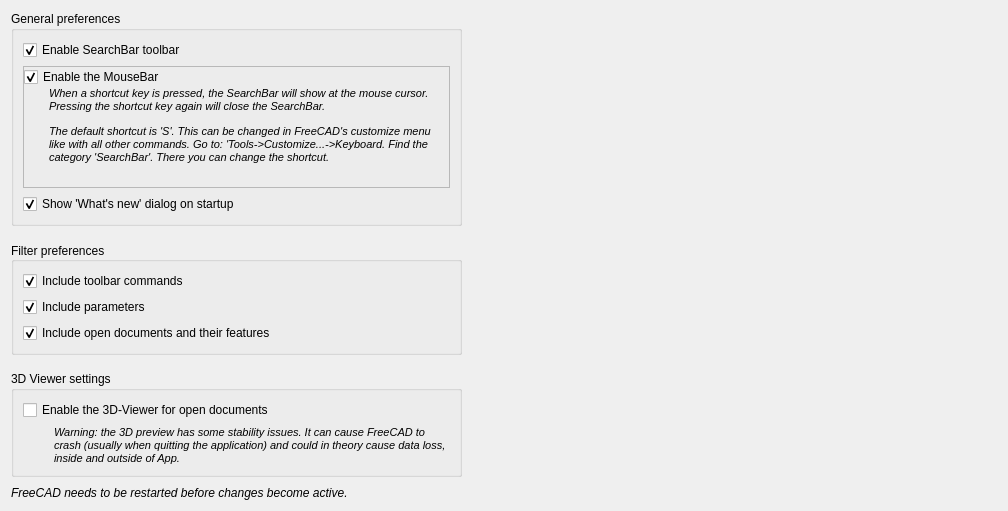
The window that Resources/ui/PreferencesUI_SearchBar.ui (APEbbers/SearchBar) describes before a commit, drawn with Qt 5.
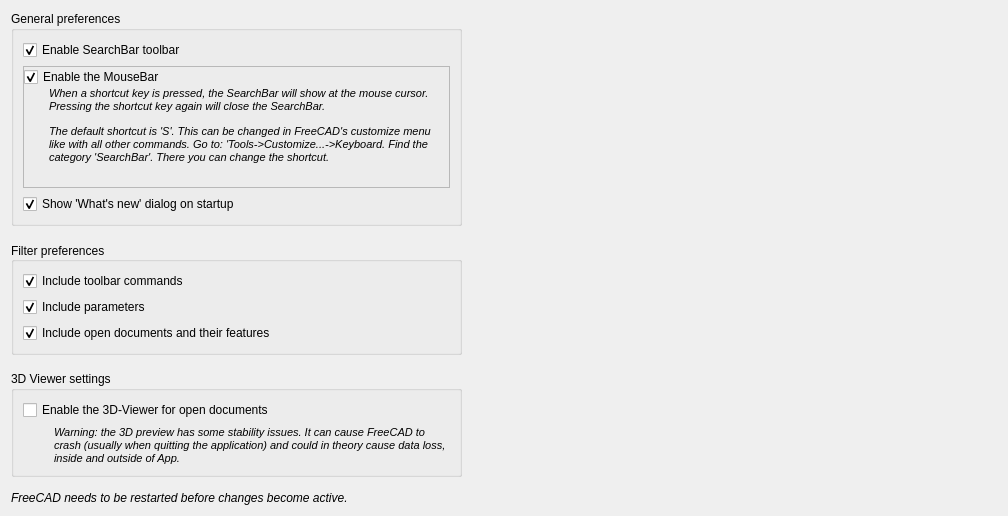
The same window after the commit. Icons and pictures are not drawn. Custom widgets are drawn as their Qt base class.

Commit message: Removed resources from preferences UI

What changed in the file:
```diff
--- a/Resources/ui/PreferencesUI_SearchBar.ui
+++ b/Resources/ui/PreferencesUI_SearchBar.ui
@@ -7,7 +7,7 @@
     <x>0</x>
     <y>0</y>
     <width>1008</width>
-    <height>511</height>
+    <height>516</height>
    </rect>
   </property>
   <property name="windowTitle">
```
Left out of the diff: 6 changed lines with no effect on the pictures. The commit also changes 1 other file.
